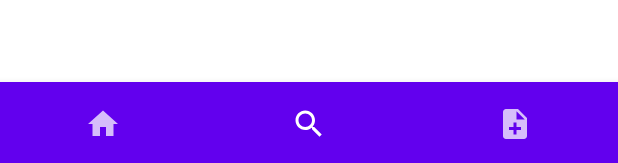
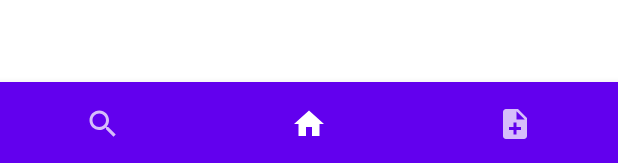
Before and after one commit to VinuelMancent/MobileAppDevelopment, an Android app built with Jetpack Compose: the @Preview function MainScreen_Preview, item 2 of the bottom bar chosen, on a phone screen of 412 x 824 dp. Shown: the part 1070-1233 px from the top of the screen. Run offline under Robolectric (Android 15) with nearby library versions, the phone set to English and light mode, and no system bars; our stand-ins replace livedata-compose; network calls fail.

Commit message:
set the name, changed homescreen to local tutorials, changed icon from home and search

```diff
--- a/app/src/main/java/com/tutorialapp/feature/main/navigation/BottomNavigationItem.kt
+++ b/app/src/main/java/com/tutorialapp/feature/main/navigation/BottomNavigationItem.kt
@@ -10,7 +10,7 @@ sealed class BottomNavigationItem {
     object Start: BottomNavigationItem(){
         override val routeName = "start"
         override val title = R.string.startscreen_navigation
-        override val icon = R.drawable.ic_baseline_home_24 //platzhalter
+        override val icon = R.drawable.ic_baseline_search_24 //platzhalter
     }
     object CreateTutorial : BottomNavigationItem(){
         override val routeName = "create"
@@ -21,6 +21,6 @@ sealed class BottomNavigationItem {
     object OpenTutorial : BottomNavigationItem(){
         override val routeName = "open"
         override val title = R.string.open_tutorial_navigation
-        override val icon = R.drawable.ic_baseline_search_24
+        override val icon = R.drawable.ic_baseline_home_24
     }
 }
--- a/app/src/main/java/com/tutorialapp/feature/main/navigation/MainNavigationGraph.kt
+++ b/app/src/main/java/com/tutorialapp/feature/main/navigation/MainNavigationGraph.kt
@@ -12,7 +12,7 @@ import com.tutorialapp.feature.start.StartScreen
 
 @Composable
 fun MainNavigationGraph(state: AppState, navController: NavHostController){
-    NavHost(navController, startDestination = "start"){
+    NavHost(navController, startDestination = "open"){
         composable(BottomNavigationItem.Start.routeName){
             StartScreen()
         }
--- a/app/src/main/res/values/strings.xml
+++ b/app/src/main/res/values/strings.xml
@@ -1,5 +1,5 @@
 <resources>
-    <string name="app_name">tutorialApp</string>
+    <string name="app_name">Futorial</string>
     <string name="startscreen_navigation">Start Screen</string>
     <string name="open_tutorial_navigation">Open Tutorial</string>
     <string name="create_tutorial_navigation">Create Tutorial</string>
```
